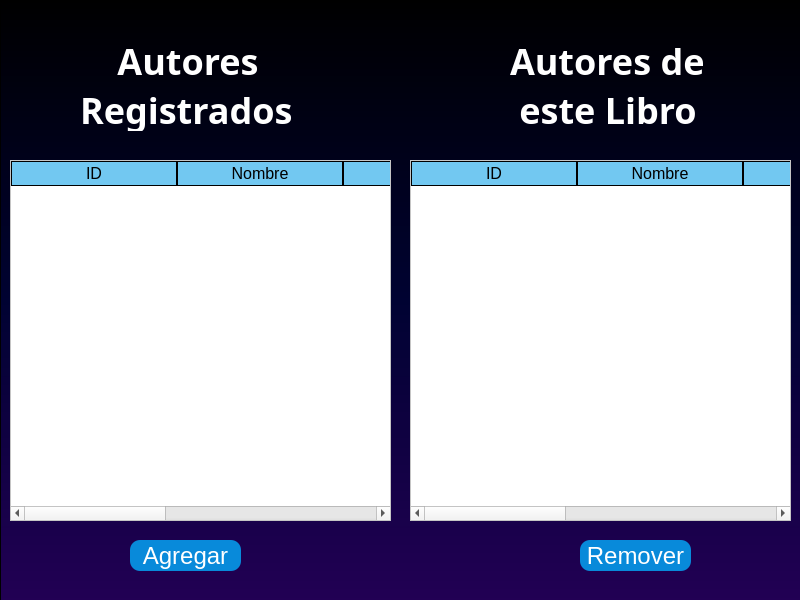
Old version of the form frames/SeleccionarA.ui in the repository Alonsou29/bibliotknew.
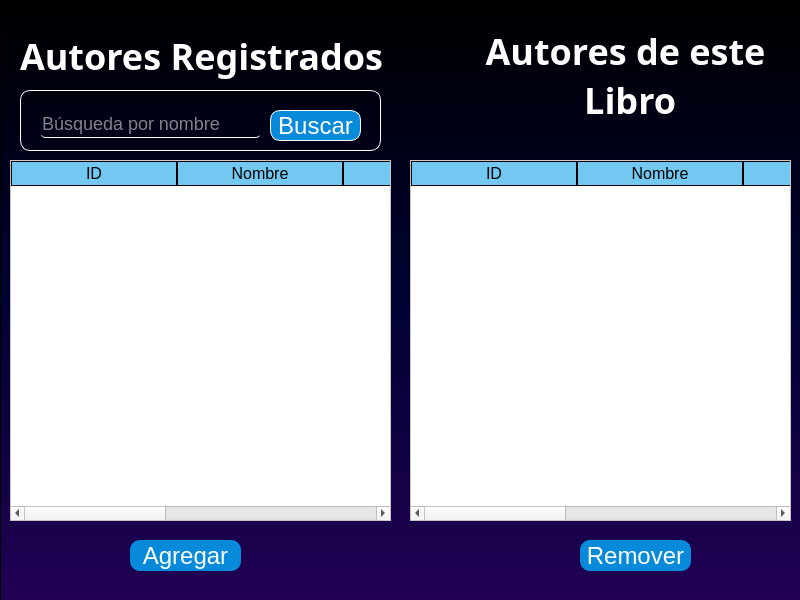
New version of the form.

Diff of the .ui file:
```diff
--- a/frames/SeleccionarA.ui
+++ b/frames/SeleccionarA.ui
@@ -41,6 +41,22 @@
 background: transparent;
 }
 
+#BuscarA{
+background-color: #088ADA;
+font-family: Tahoma;
+color: white;
+font-size: 24px;
+border-radius: 10px;
+}
+
+QLineEdit{
+background: transparent;
+border: none; 
+border-bottom: 2px solid white;
+color: white;
+font-family: Tahoma;
+font-size: 18px;
+}
 
 #agregar{
 background-color: #088ADA;
@@ -103,15 +119,18 @@
     <widget class="QLabel" name="label_5">
      <property name="geometry">
       <rect>
-       <x>510</x>
-       <y>40</y>
-       <width>211</width>
+       <x>470</x>
+       <y>30</y>
+       <width>311</width>
        <height>91</height>
       </rect>
      </property>
      <property name="text">
-      <string>Autores de
- este Libro</string>
+      <string>Autores de este
+ Libro</string>
+     </property>
+     <property name="alignment">
+      <set>Qt::AlignCenter</set>
      </property>
     </widget>
     <widget class="QPushButton" name="agregar">
@@ -149,15 +168,14 @@
     <widget class="QLabel" name="label_6">
      <property name="geometry">
       <rect>
-       <x>80</x>
-       <y>40</y>
-       <width>221</width>
-       <height>91</height>
+       <x>20</x>
+       <y>30</y>
+       <width>381</width>
+       <height>51</height>
       </rect>
      </property>
      <property name="text">
-      <string>    Autores
-Registrados</string>
+      <string>Autores Registrados</string>
      </property>
     </widget>
     <widget class="QTableWidget" name="tabla_Autores2">
@@ -242,6 +260,81 @@
       </property>
      </column>
     </widget>
+    <widget class="QFrame" name="frame_15">
+     <property name="geometry">
+      <rect>
+       <x>20</x>
+       <y>90</y>
+       <width>361</width>
+       <height>61</height>
+      </rect>
+     </property>
+     <property name="styleSheet">
+      <string notr="true">border-radius: 10px;
+border: 1px solid white ;</string>
+     </property>
+     <property name="frameShape">
+      <enum>QFrame::StyledPanel</enum>
+     </property>
+     <property name="frameShadow">
+      <enum>QFrame::Raised</enum>
+     </property>
+     <widget class="QPushButton" name="BuscarA">
+      <property name="geometry">
+       <rect>
+        <x>250</x>
+        <y>20</y>
+        <width>91</width>
+        <height>31</height>
+       </rect>
+      </property>
+      <property name="cursor">
+       <cursorShape>PointingHandCursor</cursorShape>
+      </property>
+      <property name="text">
+       <string>Buscar</string>
+      </property>
+     </widget>
+     <widget class="QLineEdit" name="CdBuscar">
+      <property name="enabled">
+       <bool>true</bool>
+      </property>
+      <property name="geometry">
+       <rect>
+        <x>20</x>
+        <y>20</y>
+        <width>221</width>
+        <height>28</height>
+       </rect>
+      </property>
+      <property name="autoFillBackground">
+       <bool>false</bool>
+      </property>
+      <property name="styleSheet">
+       <string notr="true">border:none;
+border-bottom: 1px solid white;
+border-radius: 5px;</string>
+      </property>
+      <property name="text">
+       <string/>
+      </property>
+      <property name="maxLength">
+       <number>30</number>
+      </property>
+      <property name="echoMode">
+       <enum>QLineEdit::Normal</enum>
+      </property>
+      <property name="placeholderText">
+       <string>Búsqueda por nombre  </string>
+      </property>
+      <property name="cursorMoveStyle">
+       <enum>Qt::LogicalMoveStyle</enum>
+      </property>
+      <property name="clearButtonEnabled">
+       <bool>true</bool>
+      </property>
+     </widget>
+    </widget>
    </widget>
   </widget>
  </widget>
```
